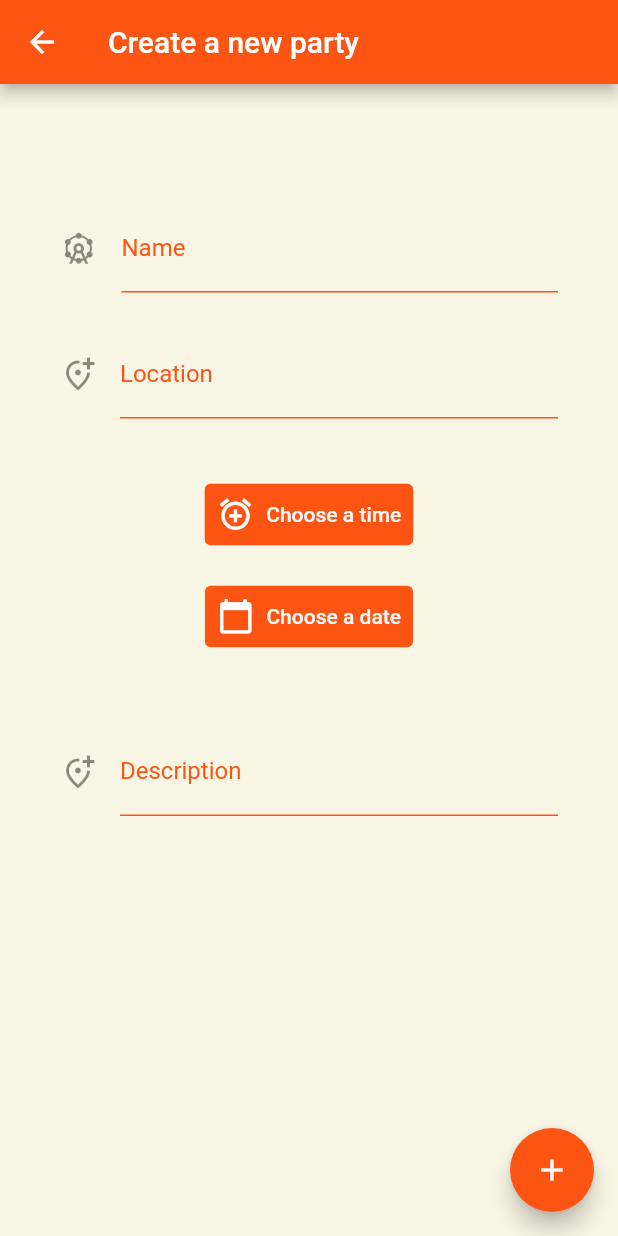
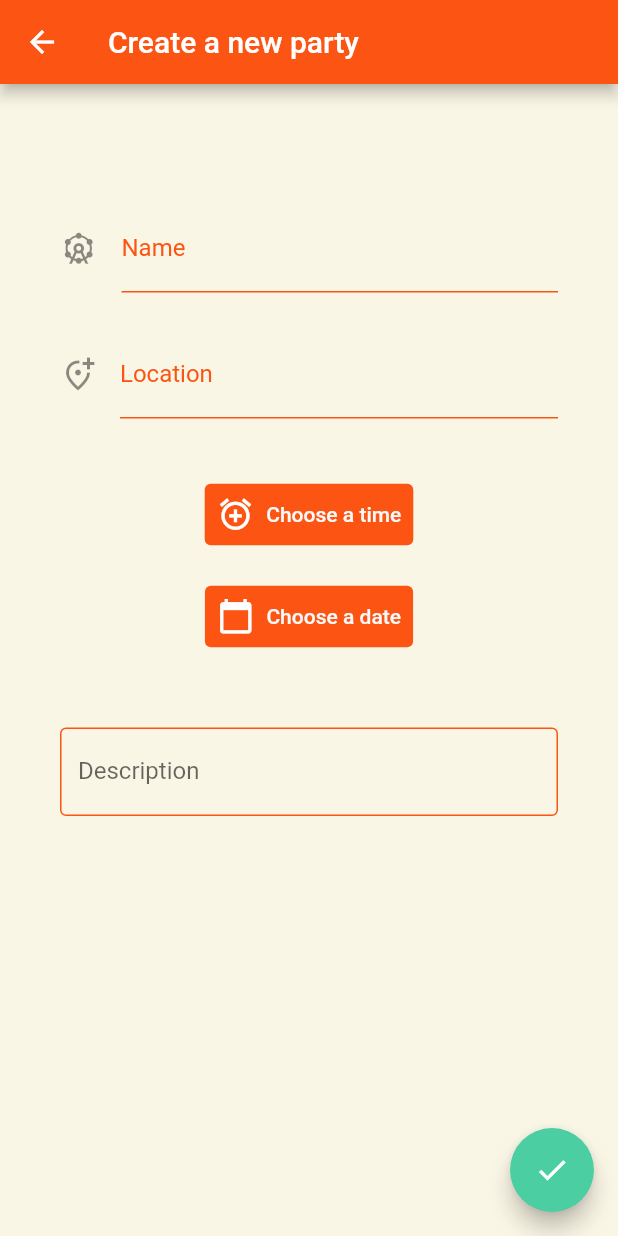
Before and after one commit to teyteymey/AAD-FlutterPrototype, a Flutter app: the screen it shows after launch, after a tap on the "add" icon, on a phone screen of 412 x 824 dp. Run offline on Flutter 3.47's test engine with Material 2 defaults, Android fonts, the phone set to English and light mode, and no system bars; our stand-ins replace contacts_service, flutter_datetime_picker.

Commit message:
finish add party and start select contacts

```diff
--- a/flutter_aad/lib/NewPartyPage.dart
+++ b/flutter_aad/lib/NewPartyPage.dart
@@ -1,6 +1,7 @@
 import 'package:flutter/widgets.dart';
 import 'package:flutter/material.dart';
 import 'package:flutter_datetime_picker/flutter_datetime_picker.dart';
+import 'main.dart';
 
 class NewPartyPage extends StatefulWidget {
   const NewPartyPage({Key? key}) : super(key: key);
@@ -19,7 +20,7 @@ class _NewPartyPage extends State<NewPartyPage> {
   String locationParty = 'default';
   String descriptionParty = 'default';
   String timeParty = 'default';
-  TimeOfDay _time = TimeOfDay(hour: 20, minute: 15);
+  TimeOfDay _time = const TimeOfDay(hour: 20, minute: 15);
   DateTime _date = new DateTime(2022);
 
   final _formKey = GlobalKey<FormState>();
@@ -93,14 +94,15 @@ class _NewPartyPage extends State<NewPartyPage> {
   void _selectDate() async {
     final DateTime? newDate = await showDatePicker(
       context: context,
-      initialDate: DateTime(2022, 2, 20),
-      firstDate: DateTime(2022, 1),
+      firstDate: DateTime.now(),
       lastDate: DateTime(2032, 7),
       helpText: 'Select a date',
+      initialDate: DateTime.now(),
     );
     if (newDate != null) {
       setState(() {
         _date = newDate;
+        print(_date);
       });
     }
   }
@@ -114,12 +116,13 @@ class _NewPartyPage extends State<NewPartyPage> {
         ),
         style: ButtonStyle(
             backgroundColor: MaterialStateProperty.resolveWith(
-                (state) => Color.fromARGB(255, 252, 85, 19))),
+                (state) => const Color.fromARGB(255, 252, 85, 19))),
         onPressed: () {
+          timeParty = '';
           _selectTime();
           timeParty = '${_time.format(context)}h';
         },
-        label: Text(
+        label: const Text(
           'Choose a time',
           style: TextStyle(color: Color.fromARGB(255, 248, 248, 248)),
         ));
@@ -134,12 +137,13 @@ class _NewPartyPage extends State<NewPartyPage> {
         ),
         style: ButtonStyle(
             backgroundColor: MaterialStateProperty.resolveWith(
-                (state) => Color.fromARGB(255, 252, 85, 19))),
+                (state) => const Color.fromARGB(255, 252, 85, 19))),
         onPressed: () {
+          dateParty = "";
           _selectDate();
           dateParty = '${_date.day}/${_date.month}';
         },
-        label: Text(
+        label: const Text(
           'Choose a date',
           style: TextStyle(color: Color.fromARGB(255, 248, 248, 248)),
         ));
@@ -154,7 +158,7 @@ class _NewPartyPage extends State<NewPartyPage> {
         ),
         style: ButtonStyle(
             backgroundColor: MaterialStateProperty.resolveWith(
-                (state) => Color.fromARGB(255, 252, 85, 19))),
+                (state) => const Color.fromARGB(255, 252, 85, 19))),
         onPressed: () {
           DatePicker.showDateTimePicker(context, showTitleActions: true,
               onChanged: (date) {
@@ -181,7 +185,7 @@ class _NewPartyPage extends State<NewPartyPage> {
             print('confirm $dateParty');
           }, currentTime: DateTime(2022, 2, 20, 16, 00, 00));
         },
-        label: Text(
+        label: const Text(
           'Choose a date and time',
           style: TextStyle(color: Color.fromARGB(255, 248, 248, 248)),
         ));
@@ -190,24 +194,14 @@ class _NewPartyPage extends State<NewPartyPage> {
   Widget formDescription() {
     return TextFormField(
       decoration: const InputDecoration(
-        icon: Icon(Icons.add_location_alt_outlined),
-        focusColor: Colors.orange,
-        labelText: "Description",
-        labelStyle: TextStyle(
-          color: Color.fromARGB(255, 252, 85, 19),
-        ),
-        enabledBorder: UnderlineInputBorder(
+        labelText: 'Description',
+        border: OutlineInputBorder(),
+        enabledBorder: OutlineInputBorder(
           borderSide: BorderSide(color: Color.fromARGB(255, 252, 85, 19)),
         ),
       ),
       onSaved: (value) {
-        locationParty = value!;
-      },
-      validator: (value) {
-        if (value == null || value.isEmpty) {
-          return 'Please enter a location';
-        }
-        return null;
+        descriptionParty = value!;
       },
     );
   }
@@ -218,12 +212,12 @@ class _NewPartyPage extends State<NewPartyPage> {
       resizeToAvoidBottomInset: false,
       appBar: AppBar(
         title: const Text('Create a new party'),
-        backgroundColor: Color.fromARGB(255, 252, 85, 19),
+        backgroundColor: const Color.fromARGB(255, 252, 85, 19),
       ),
-      backgroundColor: Color.fromARGB(228, 249, 245, 227),
+      backgroundColor: const Color.fromARGB(228, 249, 245, 227),
       body: SingleChildScrollView(
         child: Container(
-          margin: EdgeInsets.all(40),
+          margin: const EdgeInsets.all(40),
           child: Form(
             key: _formKey,
             child: Column(
@@ -255,16 +249,17 @@ class _NewPartyPage extends State<NewPartyPage> {
         ),
       ),
       floatingActionButton: FloatingActionButton(
-          child: const Icon(Icons.add),
-          backgroundColor: Color.fromARGB(255, 252, 85, 19),
+          child: const Icon(Icons.check),
+          backgroundColor: const Color.fromARGB(255, 74, 206, 162),
           onPressed: () => {
                 if (_formKey.currentState!.validate())
                   {
                     _formKey.currentState!.save(),
+                    print(nameParty),
+                    print(locationParty),
+                    print(timeParty),
                     print(dateParty),
-                    print(locationParty),
-                    print(nameParty),
-                    print(timeParty),
+                    print(descriptionParty)
                   }
               }),
     );
--- a/flutter_aad/lib/main.dart
+++ b/flutter_aad/lib/main.dart
@@ -3,7 +3,7 @@ import 'package:flutter_aad/PartyDetailsPage.dart';
 
 import 'NewPartyPage.dart';
 
-var partyInfo = [
+List<List<String>> partyInfo = [
   ['House Party', 'Deventer', '20 Feb, 20:00h', '2.jpg'],
   ['Disco', 'Deventer', '20 Feb, 20:00h', '3.jpg'],
   ['Costume Party', 'Den Heks, Deventer', '15 Feb, 17:00h', '1.jpg'],
@@ -27,7 +27,7 @@ class _PartiesPageState extends State<PartiesPage> {
         title: const Text('Upcoming parties'),
         backgroundColor: Color.fromARGB(255, 252, 85, 19),
       ),
-      backgroundColor: Color.fromARGB(228, 249, 245, 227),
+      backgroundColor: Color.fromARGB(227, 255, 252, 232),
       body: Column(
         children: [for (var i in partyInfo) Party(i)],
       ),
@@ -65,7 +65,7 @@ class Party extends StatelessWidget {
     return TextButton(
       onPressed: () {},
       child: Card(
-        color: Color.fromARGB(255, 146, 255, 219),
+        color: Color.fromARGB(255, 152, 255, 221),
         shape:
             RoundedRectangleBorder(borderRadius: BorderRadius.circular(15.0)),
         child: ListTile(
--- a/flutter_aad/pubspec.yaml
+++ b/flutter_aad/pubspec.yaml
@@ -35,6 +35,7 @@ dependencies:
   # Use with the CupertinoIcons class for iOS style icons.
   cupertino_icons: ^1.0.2
   flutter_datetime_picker: ^1.5.1
+  contacts_service: ^0.6.3
 
 dev_dependencies:
   flutter_test:
```
Also changed, not shown: flutter_aad/lib/AddContactsToParty.dart (added, +20 -0 lines), flutter_aad/pubspec.lock, 2 other files.
